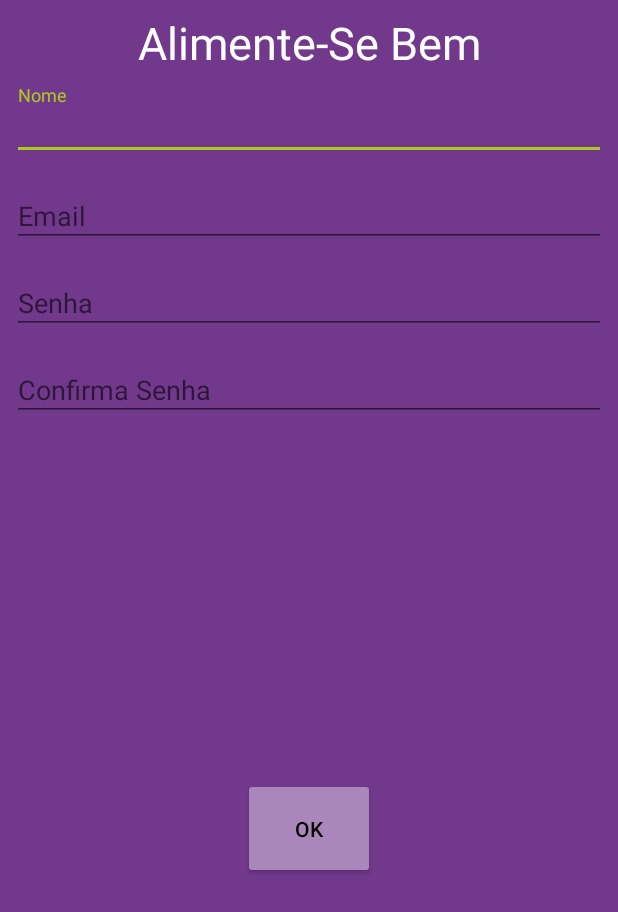
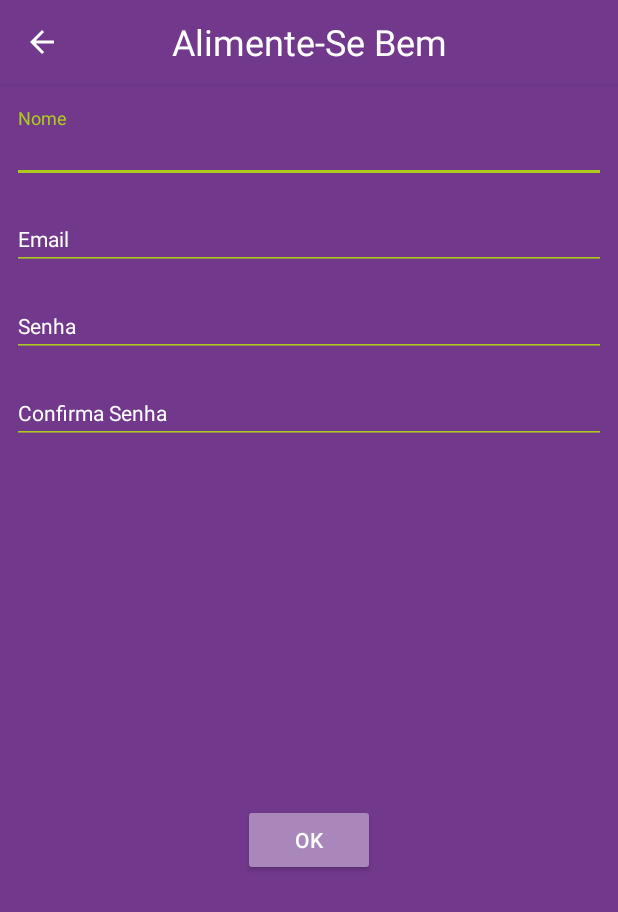
Before and after one commit to felipe11xx/alimente-se-Bem, an Android app: the layout activity_cadastro.xml on its own in the app's theme, with its tools: preview values and no code run, on a phone screen of 412 x 824 dp. Shown: the top 912 px of the screen. Run offline under Robolectric (Android 15) with nearby library versions, the phone set to English and light mode, and no system bars; Roboto replaces fonts that are not available here.

Commit message:
validações na tela de cadastro e outros ajustes 25/03/2018 00:56

```diff
--- a/AlimenteSeBem/app/src/main/AndroidManifest.xml
+++ b/AlimenteSeBem/app/src/main/AndroidManifest.xml
@@ -61,7 +61,8 @@
         <activity
             android:name=".view.CadastroActivity"
             android:screenOrientation="portrait"
-            android:windowSoftInputMode="adjustPan">
+            android:windowSoftInputMode="adjustPan"
+            android:theme="@style/AppTheme.NoActionBar">
 
             <intent-filter>
                 <category android:name="android.intent.category.DEFAULT" />
--- a/AlimenteSeBem/app/src/main/java/com/example/web/alimentesebem/view/MainActivity.java
+++ b/AlimenteSeBem/app/src/main/java/com/example/web/alimentesebem/view/MainActivity.java
@@ -1,6 +1,7 @@
 package com.example.web.alimentesebem.view;
 
 import android.content.DialogInterface;
+import android.content.Intent;
 import android.graphics.Typeface;
 import android.support.design.widget.TabLayout;
 import android.support.design.widget.FloatingActionButton;
@@ -88,7 +89,9 @@ public class MainActivity extends AppCompatActivity {
             builder.setPositiveButton("Sim", new DialogInterface.OnClickListener() {
                 public void onClick(DialogInterface dialog, int id) {
 
+                    Intent intent = new Intent(getApplicationContext(), LoginActivity.class);
                     finish();
+                    startActivity(intent);
 
                 }
             });
--- a/AlimenteSeBem/app/src/main/res/layout/activity_cadastro.xml
+++ b/AlimenteSeBem/app/src/main/res/layout/activity_cadastro.xml
@@ -1,39 +1,76 @@
 <?xml version="1.0" encoding="utf-8"?>
-<android.support.constraint.ConstraintLayout
-    xmlns:android="http://schemas.android.com/apk/res/android"
+<android.support.constraint.ConstraintLayout xmlns:android="http://schemas.android.com/apk/res/android"
     xmlns:app="http://schemas.android.com/apk/res-auto"
 
-    android:background="@color/colorPrimary"
+    xmlns:tools="http://schemas.android.com/tools"
     android:layout_width="match_parent"
-    android:layout_height="match_parent">
+    android:layout_height="match_parent"
+    android:background="@color/colorPrimary">
+
+    <android.support.v7.widget.Toolbar
+        android:id="@+id/toolbar_cadastro"
+        android:layout_width="match_parent"
+        android:layout_height="?attr/actionBarSize"
+        android:layout_weight="1"
+        android:elevation="2dp"
+        android:background="?attr/colorPrimary"
+        app:layout_scrollFlags="scroll|enterAlways"
+        app:popupTheme="@style/AppTheme.PopupOverlay">
+
+        <ImageButton
+            android:id="@+id/btn_voltar_cadastrar"
+            android:layout_width="wrap_content"
+            android:layout_height="wrap_content"
+            android:layout_margin="10dp"
+            android:background="@color/colorPrimary"
+            android:foregroundGravity="left"
+            android:onClick="voltar"
+            app:srcCompat="@drawable/ic_arrow_back_white_24dp"
+            tools:layout_editor_absoluteX="16dp"
+            tools:layout_editor_absoluteY="6dp" />
+
+        <TextView
+            android:id="@+id/toolbar_cadastro_text"
+            android:layout_width="wrap_content"
+            android:layout_height="wrap_content"
+            android:layout_gravity="center"
+            android:text="@string/app_name"
+            android:textColor="@android:color/white"
+            android:textSize="24sp" />
+    </android.support.v7.widget.Toolbar>
+
 
     <android.support.design.widget.TextInputLayout
         android:id="@+id/layoutNome"
+        style="@style/EditTextHint"
         android:layout_width="match_parent"
         android:layout_height="50dp"
         android:layout_marginEnd="8dp"
         android:layout_marginStart="8dp"
-        android:layout_marginTop="8dp"
+        android:layout_marginTop="16dp"
         app:layout_constraintEnd_toEndOf="parent"
         app:layout_constraintHorizontal_bias="0.0"
         app:layout_constraintStart_toStartOf="parent"
-        app:layout_constraintTop_toBottomOf="@+id/tv_logo_alimente_se">
+        app:layout_constraintTop_toBottomOf="@+id/toolbar_cadastro">
 
         <EditText
             android:id="@+id/ed_nome"
+            style="@style/EditTextHint"
             android:layout_width="match_parent"
             android:layout_height="wrap_content"
+            android:hint="@string/nome"
             android:imeActionId="6"
-            android:hint="@string/nome"
             android:imeActionLabel="@string/nome"
             android:imeOptions="actionUnspecified"
-            android:inputType="textPersonName"
+            android:inputType="textCapWords|textShortMessage|textPersonName"
             android:maxLines="1"
-            android:singleLine="true" />
+            android:singleLine="true"
+            android:textColor="@android:color/white" />
     </android.support.design.widget.TextInputLayout>
 
     <android.support.design.widget.TextInputLayout
         android:id="@+id/layoutEmail"
+        style="@style/EditTextHint"
         android:layout_width="match_parent"
         android:layout_height="50dp"
         android:layout_marginEnd="8dp"
@@ -46,21 +83,24 @@
 
         <EditText
             android:id="@+id/ed_email"
+            style="@style/EditTextHint"
             android:layout_width="match_parent"
             android:layout_height="wrap_content"
             android:ems="10"
+            android:hint="@string/email"
             android:imeActionId="7"
-            android:hint="@string/email"
             android:imeActionLabel="@string/email"
             android:imeOptions="actionUnspecified"
             android:inputType="textEmailAddress"
             android:maxLines="1"
-            android:singleLine="true"  />
+            android:singleLine="true"
+            android:textColor="@android:color/white" />
 
     </android.support.design.widget.TextInputLayout>
 
     <android.support.design.widget.TextInputLayout
         android:id="@+id/layoutSenha"
+        style="@style/EditTextHint"
         android:layout_width="match_parent"
         android:layout_height="50dp"
         android:layout_marginEnd="8dp"
@@ -73,22 +113,24 @@
 
         <EditText
             android:id="@+id/ed_senha"
+            style="@style/EditTextHint"
             android:layout_width="match_parent"
             android:layout_height="wrap_content"
             android:ems="10"
+            android:hint="@string/senha"
             android:imeActionId="8"
-            android:hint="@string/senha"
             android:imeActionLabel="@string/senha"
             android:imeOptions="actionUnspecified"
             android:inputType="textPassword"
             android:maxLines="1"
-            android:singleLine="true"  />
+            android:singleLine="true" />
 
     </android.support.design.widget.TextInputLayout>
 
 
     <android.support.design.widget.TextInputLayout
         android:id="@+id/layoutConfirmaSenha"
+        style="@style/EditTextHint"
         android:layout_width="match_parent"
         android:layout_height="50dp"
         android:layout_marginEnd="8dp"
@@ -101,16 +143,17 @@
 
         <EditText
             android:id="@+id/ed_confirma_senha"
+            style="@style/EditTextHint"
             android:layout_width="match_parent"
             android:layout_height="wrap_content"
             android:ems="10"
+            android:hint="@string/confirmaSenha"
             android:imeActionId="9"
-            android:hint="@string/confirmaSenha"
             android:imeActionLabel="@string/confirmaSenha"
             android:imeOptions="actionUnspecified"
             android:inputType="textPassword"
             android:maxLines="1"
-            android:singleLine="true"  />
+            android:singleLine="true" />
 
     </android.support.design.widget.TextInputLayout>
 
@@ -118,14 +161,15 @@
     <Button
         android:id="@+id/btn_submit"
         android:layout_width="wrap_content"
-        android:layout_height="67dp"
+        android:layout_height="wrap_content"
         android:layout_marginBottom="8dp"
         android:layout_marginEnd="8dp"
         android:layout_marginStart="8dp"
         android:layout_marginTop="8dp"
         android:backgroundTint="@color/lilasPadrão"
+        android:onClick="cadastrar"
         android:text="OK"
-        android:textColor="@color/colorPrimaryDark"
+        android:textColor="@android:color/white"
         app:layout_constraintBottom_toBottomOf="parent"
         app:layout_constraintEnd_toEndOf="parent"
         app:layout_constraintStart_toStartOf="parent"
@@ -133,18 +177,4 @@
         app:srcCompat="@mipmap/ic_launcher" />
 
 
-    <TextView
-        android:id="@+id/tv_logo_alimente_se"
-        android:layout_width="wrap_content"
-        android:layout_height="wrap_content"
-        android:layout_marginEnd="8dp"
-        android:layout_marginStart="8dp"
-        android:layout_marginTop="8dp"
-        android:text="@string/app_name"
-        android:textColor="@android:color/white"
-        android:textSize="30sp"
-        app:layout_constraintEnd_toEndOf="parent"
-        app:layout_constraintStart_toStartOf="parent"
-        app:layout_constraintTop_toTopOf="parent" />
-
 </android.support.constraint.ConstraintLayout>
--- a/AlimenteSeBem/app/src/main/res/layout/activity_topico.xml
+++ b/AlimenteSeBem/app/src/main/res/layout/activity_topico.xml
@@ -199,7 +199,7 @@
             android:layout_weight="1"
             android:fadeScrollbars="false"
             android:hint="@string/entre_com_sua_mensagem"
-            android:inputType="textMultiLine"
+            android:inputType="textCapSentences|textMultiLine|textShortMessage"
             android:maxLines="4"
             android:minLines="1"
             android:scrollbars="vertical" />
--- a/AlimenteSeBem/app/src/main/res/values/styles.xml
+++ b/AlimenteSeBem/app/src/main/res/values/styles.xml
@@ -23,6 +23,7 @@
     </style>
     <style name="ButtonAbacate" parent="Base.TextAppearance.AppCompat.Button" >
         <item name="backgroundTint">@color/colorAccent</item>
+        <item name="android:textColorHint">#ffff</item>
     </style>
     <style name="ButtonFace" parent="Base.TextAppearance.AppCompat.Button" >
         <item name="backgroundTint">@color/azulFacebook</item>
@@ -30,4 +31,10 @@
     <style name="ButtonGoogle" parent="Base.TextAppearance.AppCompat.Button" >
         <item name="backgroundTint">@color/vermelhoGoolgle</item>
     </style>
+
+    <style name="EditTextHint" parent="TextAppearance.AppCompat">
+      <!--  <item name="colorAccent">@android:color/white</item>-->
+        <item name="backgroundTint">@color/colorAccent</item>
+        <item name="android:textColorHint">@android:color/white</item>
+    </style>
 </resources>
```
Also changed, not shown: AlimenteSeBem/app/src/main/java/com/example/web/alimentesebem/view/CadastroActivity.java (+102 -32 lines), AlimenteSeBem/app/src/main/java/com/example/web/alimentesebem/view/LoginActivity.java (+6 -6 lines), AlimenteSeBem/app/src/main/res/layout/activity_login.xml (+14 -5 lines), AlimenteSeBem/app/src/main/res/layout/activity_main.xml (+0 -13 lines), AlimenteSeBem/app/src/main/res/values/strings.xml (+13 -11 lines).
